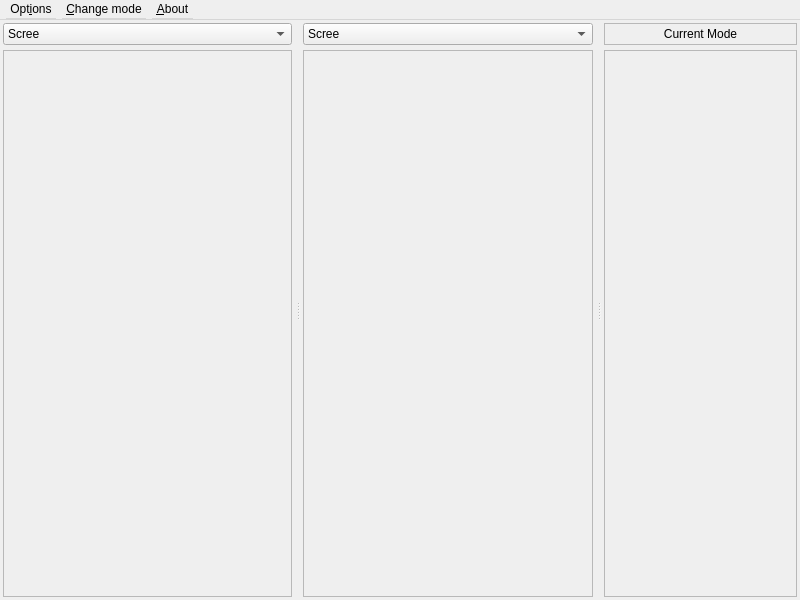
First picture: the form in pls-da/pls_da.ui, repository SeZiFeMo/PLS-DA, before the edit.
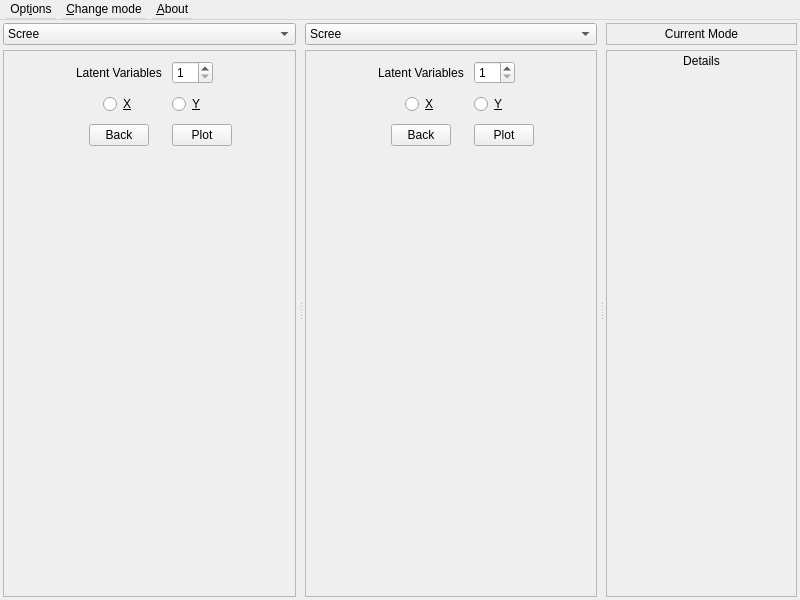
Second picture: the form after the edit.

Commit message: Added some widgets to choose plot preferences, do we need to make choosable more things?

The edit to the form file:
```diff
--- a/pls-da/pls_da.ui
+++ b/pls-da/pls_da.ui
@@ -73,7 +73,7 @@
       </property>
       <property name="maximumSize">
        <size>
-        <width>15670</width>
+        <width>15666</width>
         <height>4320</height>
        </size>
       </property>
@@ -81,7 +81,7 @@
        <enum>Qt::Horizontal</enum>
       </property>
       <property name="handleWidth">
-       <number>5</number>
+       <number>3</number>
       </property>
       <widget class="QWidget" name="LeftWidget" native="true">
        <property name="maximumSize">
@@ -106,6 +106,82 @@
         <property name="spacing">
          <number>5</number>
         </property>
+        <item row="0" column="0">
+         <widget class="QComboBox" name="LeftComboBox">
+          <property name="minimumSize">
+           <size>
+            <width>225</width>
+            <height>22</height>
+           </size>
+          </property>
+          <property name="maximumSize">
+           <size>
+            <width>7680</width>
+            <height>22</height>
+           </size>
+          </property>
+          <item>
+           <property name="text">
+            <string>Scree</string>
+           </property>
+          </item>
+          <item>
+           <property name="text">
+            <string>LVs - Explained variance Y</string>
+           </property>
+          </item>
+          <item>
+           <property name="text">
+            <string>Inner relationships</string>
+           </property>
+          </item>
+          <item>
+           <property name="text">
+            <string>Biplot</string>
+           </property>
+          </item>
+          <item>
+           <property name="text">
+            <string>Scores &amp; Loadings</string>
+           </property>
+          </item>
+          <item>
+           <property name="text">
+            <string>Scores</string>
+           </property>
+          </item>
+          <item>
+           <property name="text">
+            <string>Loadings</string>
+           </property>
+          </item>
+          <item>
+           <property name="text">
+            <string>Samples - Y calculated</string>
+           </property>
+          </item>
+          <item>
+           <property name="text">
+            <string>Samples - Y predicted</string>
+           </property>
+          </item>
+          <item>
+           <property name="text">
+            <string>T2 - Q</string>
+           </property>
+          </item>
+          <item>
+           <property name="text">
+            <string>Residuals - Leverage</string>
+           </property>
+          </item>
+          <item>
+           <property name="text">
+            <string>Regression coefficients</string>
+           </property>
+          </item>
+         </widget>
+        </item>
         <item row="1" column="0">
          <widget class="QScrollArea" name="LeftScrollArea">
           <property name="maximumSize">
@@ -122,7 +198,7 @@
             <rect>
              <x>0</x>
              <y>0</y>
-             <width>290</width>
+             <width>291</width>
              <height>545</height>
             </rect>
            </property>
@@ -132,85 +208,113 @@
              <height>4320</height>
             </size>
            </property>
+           <property name="layoutDirection">
+            <enum>Qt::LeftToRight</enum>
+           </property>
+           <layout class="QFormLayout" name="PlotFormLayout">
+            <property name="sizeConstraint">
+             <enum>QLayout::SetMaximumSize</enum>
+            </property>
+            <property name="fieldGrowthPolicy">
+             <enum>QFormLayout::ExpandingFieldsGrow</enum>
+            </property>
+            <property name="labelAlignment">
+             <set>Qt::AlignCenter</set>
+            </property>
+            <property name="formAlignment">
+             <set>Qt::AlignHCenter|Qt::AlignTop</set>
+            </property>
+            <property name="horizontalSpacing">
+             <number>10</number>
+            </property>
+            <property name="verticalSpacing">
+             <number>10</number>
+            </property>
+            <property name="leftMargin">
+             <number>10</number>
+            </property>
+            <property name="topMargin">
+             <number>10</number>
+            </property>
+            <property name="rightMargin">
+             <number>10</number>
+            </property>
+            <property name="bottomMargin">
+             <number>10</number>
+            </property>
+            <item row="0" column="0">
+             <widget class="QLabel" name="LeftLVsLabel">
+              <property name="text">
+               <string>Latent Variables</string>
+              </property>
+             </widget>
+            </item>
+            <item row="0" column="1">
+             <widget class="QSpinBox" name="LeftLVsSpinBox">
+              <property name="maximumSize">
+               <size>
+                <width>60</width>
+                <height>16777215</height>
+               </size>
+              </property>
+              <property name="minimum">
+               <number>1</number>
+              </property>
+             </widget>
+            </item>
+            <item row="1" column="0">
+             <widget class="QRadioButton" name="LeftXRadioButton">
+              <property name="text">
+               <string>&amp;X</string>
+              </property>
+              <property name="autoExclusive">
+               <bool>false</bool>
+              </property>
+              <attribute name="buttonGroup">
+               <string notr="true">buttonGroup_2</string>
+              </attribute>
+             </widget>
+            </item>
+            <item row="1" column="1">
+             <widget class="QRadioButton" name="LeftYRadioButton">
+              <property name="text">
+               <string>&amp;Y</string>
+              </property>
+              <attribute name="buttonGroup">
+               <string notr="true">buttonGroup_2</string>
+              </attribute>
+             </widget>
+            </item>
+            <item row="2" column="0">
+             <widget class="QPushButton" name="LeftBackPushButton">
+              <property name="maximumSize">
+               <size>
+                <width>60</width>
+                <height>16777215</height>
+               </size>
+              </property>
+              <property name="text">
+               <string>Back</string>
+              </property>
+             </widget>
+            </item>
+            <item row="2" column="1">
+             <widget class="QPushButton" name="LeftPlotPushButton">
+              <property name="maximumSize">
+               <size>
+                <width>60</width>
+                <height>16777215</height>
+               </size>
+              </property>
+              <property name="text">
+               <string>Plot</string>
+              </property>
+             </widget>
+            </item>
+           </layout>
           </widget>
          </widget>
         </item>
-        <item row="0" column="0">
-         <widget class="QComboBox" name="LeftComboBox">
-          <property name="minimumSize">
-           <size>
-            <width>225</width>
-            <height>22</height>
-           </size>
-          </property>
-          <property name="maximumSize">
-           <size>
-            <width>7680</width>
-            <height>22</height>
-           </size>
-          </property>
-          <item>
-           <property name="text">
-            <string>Scree</string>
-           </property>
-          </item>
-          <item>
-           <property name="text">
-            <string>LVs - Explained variance Y</string>
-           </property>
-          </item>
-          <item>
-           <property name="text">
-            <string>Inner relationships</string>
-           </property>
-          </item>
-          <item>
-           <property name="text">
-            <string>Biplot</string>
-           </property>
-          </item>
-          <item>
-           <property name="text">
-            <string>Scores &amp; Loadings</string>
-           </property>
-          </item>
-          <item>
-           <property name="text">
-            <string>Scores</string>
-           </property>
-          </item>
-          <item>
-           <property name="text">
-            <string>Loadings</string>
-           </property>
-          </item>
-          <item>
-           <property name="text">
-            <string>Samples - Y calculated</string>
-           </property>
-          </item>
-          <item>
-           <property name="text">
-            <string>Samples - Y predicted</string>
-           </property>
-          </item>
-          <item>
-           <property name="text">
-            <string>T2 - Q</string>
-           </property>
-          </item>
-          <item>
-           <property name="text">
-            <string>Residuals - Leverage</string>
-           </property>
-          </item>
-          <item>
-           <property name="text">
-            <string>Regression coefficients</string>
-           </property>
-          </item>
-         </widget>
-        </item>
        </layout>
       </widget>
       <widget class="QWidget" name="CentralWidget" native="true">
@@ -338,6 +442,110 @@
              <height>4320</height>
             </size>
            </property>
+           <property name="layoutDirection">
+            <enum>Qt::LeftToRight</enum>
+           </property>
+           <layout class="QFormLayout" name="PlotFormLayout">
+            <property name="sizeConstraint">
+             <enum>QLayout::SetMaximumSize</enum>
+            </property>
+            <property name="fieldGrowthPolicy">
+             <enum>QFormLayout::ExpandingFieldsGrow</enum>
+            </property>
+            <property name="labelAlignment">
+             <set>Qt::AlignCenter</set>
+            </property>
+            <property name="formAlignment">
+             <set>Qt::AlignHCenter|Qt::AlignTop</set>
+            </property>
+            <property name="horizontalSpacing">
+             <number>10</number>
+            </property>
+            <property name="verticalSpacing">
+             <number>10</number>
+            </property>
+            <property name="leftMargin">
+             <number>10</number>
+            </property>
+            <property name="topMargin">
+             <number>10</number>
+            </property>
+            <property name="rightMargin">
+             <number>10</number>
+            </property>
+            <property name="bottomMargin">
+             <number>10</number>
+            </property>
+            <item row="0" column="0">
+             <widget class="QLabel" name="CentralLVsLabel">
+              <property name="text">
+               <string>Latent Variables</string>
+              </property>
+             </widget>
+            </item>
+            <item row="0" column="1">
+             <widget class="QSpinBox" name="CentralLVsSpinBox">
+              <property name="maximumSize">
+               <size>
+                <width>60</width>
+                <height>16777215</height>
+               </size>
+              </property>
+              <property name="minimum">
+               <number>1</number>
+              </property>
+             </widget>
+            </item>
+            <item row="1" column="0">
+             <widget class="QRadioButton" name="CentralXRadioButton">
+              <property name="text">
+               <string>&amp;X</string>
+              </property>
+              <property name="autoExclusive">
+               <bool>false</bool>
+              </property>
+              <attribute name="buttonGroup">
+               <string notr="true">buttonGroup</string>
+              </attribute>
+             </widget>
+            </item>
+            <item row="1" column="1">
+             <widget class="QRadioButton" name="CentralYRadioButton">
+              <property name="text">
+               <string>&amp;Y</string>
+              </property>
+              <attribute name="buttonGroup">
+               <string notr="true">buttonGroup</string>
+              </attribute>
+             </widget>
+            </item>
+            <item row="2" column="0">
+             <widget class="QPushButton" name="CentralBackPushButton">
+              <property name="maximumSize">
+               <size>
+                <width>60</width>
+                <height>16777215</height>
+               </size>
+              </property>
+              <property name="text">
+               <string>Back</string>
+              </property>
+             </widget>
+            </item>
+            <item row="2" column="1">
+             <widget class="QPushButton" name="CentralPlotPushButton">
+              <property name="maximumSize">
+               <size>
+                <width>60</width>
+                <height>16777215</height>
+               </size>
+              </property>
+              <property name="text">
+               <string>Plot</string>
+              </property>
+             </widget>
+            </item>
+           </layout>
           </widget>
          </widget>
         </item>
@@ -376,7 +584,7 @@
          <widget class="QScrollArea" name="RightScrollArea">
           <property name="minimumSize">
            <size>
-            <width>150</width>
+            <width>146</width>
             <height>0</height>
            </size>
           </property>
@@ -394,7 +602,7 @@
             <rect>
              <x>0</x>
              <y>0</y>
-             <width>186</width>
+             <width>189</width>
              <height>545</height>
             </rect>
            </property>
@@ -404,6 +612,39 @@
              <height>4320</height>
             </size>
            </property>
+           <layout class="QGridLayout" name="gridLayout">
+            <property name="leftMargin">
+             <number>3</number>
+            </property>
+            <property name="topMargin">
+             <number>3</number>
+            </property>
+            <property name="rightMargin">
+             <number>3</number>
+            </property>
+            <property name="bottomMargin">
+             <number>3</number>
+            </property>
+            <property name="spacing">
+             <number>5</number>
+            </property>
+            <item row="0" column="0">
+             <widget class="QLabel" name="DetailsLabel">
+              <property name="text">
+               <string>Details</string>
+              </property>
+              <property name="alignment">
+               <set>Qt::AlignHCenter|Qt::AlignTop</set>
+              </property>
+              <property name="wordWrap">
+               <bool>true</bool>
+              </property>
+              <property name="textInteractionFlags">
+               <set>Qt::TextSelectableByKeyboard|Qt::TextSelectableByMouse</set>
+              </property>
+             </widget>
+            </item>
+           </layout>
           </widget>
          </widget>
         </item>
@@ -417,7 +658,7 @@
           </property>
           <property name="minimumSize">
            <size>
-            <width>150</width>
+            <width>146</width>
             <height>22</height>
            </size>
           </property>
```
Left out of the diff: 52 changed lines with no effect on the pictures.
